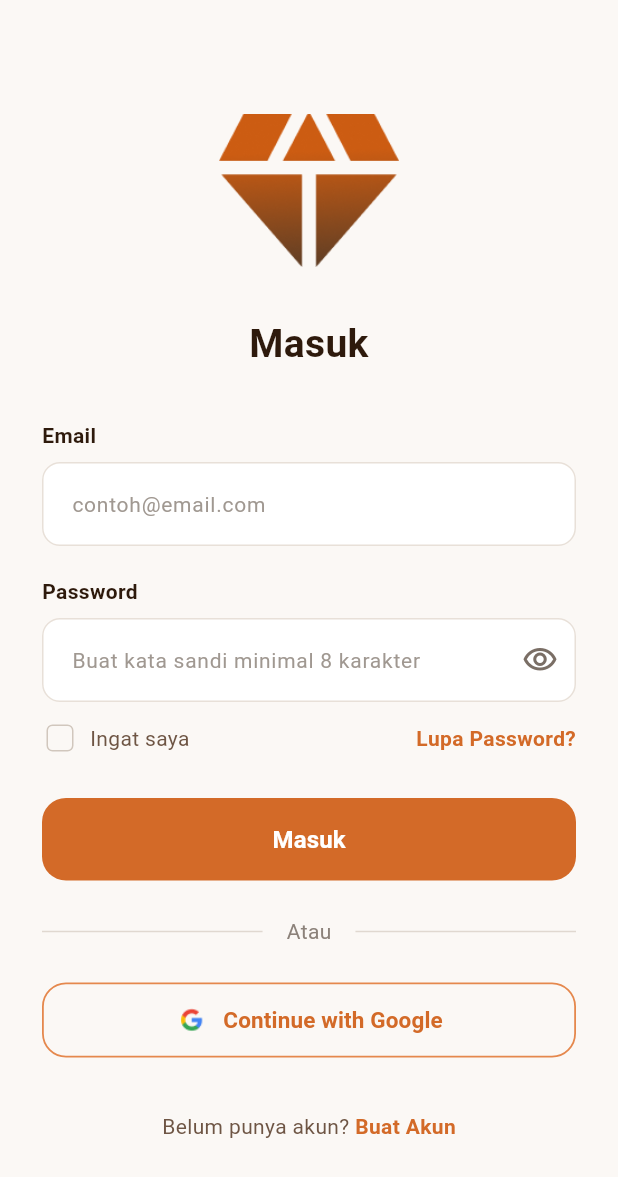
After one commit to meinezaa/APP_ORVIX_EWF, a Flutter app: the LoginView screen opened directly, on a phone screen of 412 x 824 dp. The commit adds this screen. Shown: the top 1177 px of the screen. Run offline on Flutter 3.47's test engine with Material 3 defaults, Android fonts, the phone set to English and light mode, and no system bars.

Commit message:
menambahkan halaman login

```diff
--- /dev/null
+++ b/lib/Views/Login/login.dart
@@ -0,0 +1,337 @@
+import 'package:flutter/material.dart';
+
+class LoginView extends StatefulWidget {
+  const LoginView({super.key});
+
+  @override
+  State<LoginView> createState() => _LoginViewState();
+}
+
+class _LoginViewState extends State<LoginView> {
+  final _emailController = TextEditingController();
+  final _passwordController = TextEditingController();
+  bool _obscurePassword = true;
+  bool _rememberMe = false;
+
+  @override
+  void dispose() {
+    _emailController.dispose();
+    _passwordController.dispose();
+    super.dispose();
+  }
+
+  @override
+  Widget build(BuildContext context) {
+    return Scaffold(
+      backgroundColor: const Color(0xFFFBF8F5),
+      body: SafeArea(
+        child: Center(
+          child: SingleChildScrollView(
+            padding: const EdgeInsets.symmetric(
+              horizontal: 28.0,
+              vertical: 20.0,
+            ),
+            child: Column(
+              crossAxisAlignment: CrossAxisAlignment.stretch,
+              children: [
+                const SizedBox(height: 20),
+
+                // 1. LOGO BERLIAN
+                Center(
+                  child: Image.asset(
+                    'assets/graphic_logo.png',
+                    width: 120,
+                    height: 120,
+                    errorBuilder: (context, error, stackTrace) => const Icon(
+                      Icons.diamond,
+                      size: 90,
+                      color: Color(0xFFD36A28),
+                    ),
+                  ),
+                ),
+
+                const SizedBox(height: 24),
+
+                // 2. JUDUL Halaman
+                const Text(
+                  'Masuk',
+                  textAlign: TextAlign.center,
+                  style: TextStyle(
+                    fontSize: 26,
+                    fontWeight: FontWeight.bold,
+                    color: Color(0xFF2E1A0C),
+                  ),
+                ),
+
+                const SizedBox(height: 32),
+
+                // 3. FIELD EMAIL
+                const Text(
+                  'Email',
+                  style: TextStyle(
+                    fontSize: 14,
+                    fontWeight: FontWeight.w600,
+                    color: Color(0xFF2E1A0C),
+                  ),
+                ),
+                const SizedBox(height: 8),
+                TextFormField(
+                  controller: _emailController,
+                  keyboardType: TextInputType.emailAddress,
+                  decoration: InputDecoration(
+                    hintText: 'contoh@email.com',
+                    hintStyle: const TextStyle(
+                      color: Color(0xFFA09891),
+                      fontSize: 14,
+                    ),
+                    filled: true,
+                    fillColor: Colors.white,
+                    contentPadding: const EdgeInsets.symmetric(
+                      horizontal: 16,
+                      vertical: 16,
+                    ),
+                    enabledBorder: OutlineInputBorder(
+                      borderRadius: BorderRadius.circular(12),
+                      borderSide: const BorderSide(color: Color(0xFFE8E0D8)),
+                    ),
+                    focusedBorder: OutlineInputBorder(
+                      borderRadius: BorderRadius.circular(12),
+                      borderSide: const BorderSide(
+                        color: Color(0xFFD36A28),
+                        width: 1.5,
+                      ),
+                    ),
+                  ),
+                ),
+
+                const SizedBox(height: 20),
+
+                // 4. FIELD PASSWORD
+                const Text(
+                  'Password',
+                  style: TextStyle(
+                    fontSize: 14,
+                    fontWeight: FontWeight.w600,
+                    color: Color(0xFF2E1A0C),
+                  ),
+                ),
+                const SizedBox(height: 8),
+                TextFormField(
+                  controller: _passwordController,
+                  obscureText: _obscurePassword,
+                  decoration: InputDecoration(
+                    hintText: 'Buat kata sandi minimal 8 karakter',
+                    hintStyle: const TextStyle(
+                      color: Color(0xFFA09891),
+                      fontSize: 14,
+                    ),
+                    filled: true,
+                    fillColor: Colors.white,
+                    contentPadding: const EdgeInsets.symmetric(
+                      horizontal: 16,
+                      vertical: 16,
+                    ),
+                    enabledBorder: OutlineInputBorder(
+                      borderRadius: BorderRadius.circular(12),
+                      borderSide: const BorderSide(color: Color(0xFFE8E0D8)),
+                    ),
+                    focusedBorder: OutlineInputBorder(
+                      borderRadius: BorderRadius.circular(12),
+                      borderSide: const BorderSide(
+                        color: Color(0xFFD36A28),
+                        width: 1.5,
+                      ),
+                    ),
+                    suffixIcon: IconButton(
+                      icon: Icon(
+                        _obscurePassword
+                            ? Icons.visibility_outlined
+                            : Icons.visibility_off_outlined,
+                        color: const Color(0xFF7A6E65),
+                      ),
+                      onPressed: () {
+                        setState(() {
+                          _obscurePassword = !_obscurePassword;
+                        });
+                      },
+                    ),
+                  ),
+                ),
+
+                const SizedBox(height: 12),
+
+                // 5. CHECKBOX INGAT SAYA & LUPA PASSWORD
+                Row(
+                  mainAxisAlignment: MainAxisAlignment.spaceBetween,
+                  children: [
+                    Row(
+                      children: [
+                        SizedBox(
+                          width: 24,
+                          height: 24,
+                          child: Checkbox(
+                            value: _rememberMe,
+                            activeColor: const Color(0xFFD36A28),
+                            shape: RoundedRectangleBorder(
+                              borderRadius: BorderRadius.circular(4),
+                            ),
+                            side: const BorderSide(color: Color(0xFFD1C7BD)),
+                            onChanged: (value) {
+                              setState(() {
+                                _rememberMe = value ?? false;
+                              });
+                            },
+                          ),
+                        ),
+                        const SizedBox(width: 8),
+                        const Text(
+                          'Ingat saya',
+                          style: TextStyle(
+                            fontSize: 14,
+                            color: Color(0xFF6E5544),
+                          ),
+                        ),
+                      ],
+                    ),
+                    GestureDetector(
+                      onTap: () {
+                        // TODO: Navigasi ke Halaman Lupa Password
+                      },
+                      child: const Text(
+                        'Lupa Password?',
+                        style: TextStyle(
+                          fontSize: 14,
+                          fontWeight: FontWeight.bold,
+                          color: Color(0xFFD36A28),
+                        ),
+                      ),
+                    ),
+                  ],
+                ),
+
+                const SizedBox(height: 28),
+
+                // 6. TOMBOL UTAMA MASUK
+                ElevatedButton(
+                  onPressed: () {
+                    // TODO: Eksekusi Fungsi Login
+                  },
+                  style: ElevatedButton.styleFrom(
+                    backgroundColor: const Color(0xFFD36A28),
+                    elevation: 0,
+                    padding: const EdgeInsets.symmetric(vertical: 16),
+                    shape: RoundedRectangleBorder(
+                      borderRadius: BorderRadius.circular(16),
+                    ),
+                  ),
+                  child: const Text(
+                    'Masuk',
+                    style: TextStyle(
+                      fontSize: 16,
+                      fontWeight: FontWeight.bold,
+                      color: Colors.white,
+                    ),
+                  ),
+                ),
+
+                const SizedBox(height: 24),
+
+                // 7. PEMBATAS TEXT "Atau"
+                Row(
+                  children: const [
+                    Expanded(
+                      child: Divider(color: Color(0xFFE0D8D0), thickness: 1),
+                    ),
+                    Padding(
+                      padding: EdgeInsets.symmetric(horizontal: 16),
+                      child: Text(
+                        'Atau',
+                        style: TextStyle(
+                          color: Color(0xFF8C827A),
+                          fontSize: 14,
+                        ),
+                      ),
+                    ),
+                    Expanded(
+                      child: Divider(color: Color(0xFFE0D8D0), thickness: 1),
+                    ),
+                  ],
+                ),
+
+                const SizedBox(height: 24),
+
+                // 8. TOMBOL LOGIN GOOGLE
+                OutlinedButton(
+                  onPressed: () {
+                    // TODO: Eksekusi Google Sign-In
+                  },
+                  style: OutlinedButton.styleFrom(
+                    padding: const EdgeInsets.symmetric(vertical: 14),
+                    side: const BorderSide(
+                      color: Color(0xFFE5884D),
+                      width: 1.2,
+                    ),
+                    shape: RoundedRectangleBorder(
+                      borderRadius: BorderRadius.circular(16),
+                    ),
+                  ),
+                  child: Row(
+                    mainAxisAlignment: MainAxisAlignment.center,
+                    children: [
+                      Image.asset(
+                        'assets/google_icon.png',
+                        height: 22,
+                        errorBuilder: (context, error, stackTrace) =>
+                            const Icon(
+                              Icons.g_mobiledata,
+                              color: Colors.red,
+                              size: 28,
+                            ),
+                      ),
+                      const SizedBox(width: 10),
+                      const Text(
+                        'Continue with Google',
+                        style: TextStyle(
+                          fontSize: 15,
+                          fontWeight: FontWeight.bold,
+                          color: Color(0xFFD36A28),
+                        ),
+                      ),
+                    ],
+                  ),
+                ),
+
+                const SizedBox(height: 36),
+
+                // 9. FOOTER REGISTRASI
+                Row(
+                  mainAxisAlignment: MainAxisAlignment.center,
+                  children: [
+                    const Text(
+                      'Belum punya akun? ',
+                      style: TextStyle(color: Color(0xFF6E5544), fontSize: 14),
+                    ),
+                    GestureDetector(
+                      onTap: () {
+                        // TODO: Navigasi ke Halaman Buat Akun
+                      },
+                      child: const Text(
+                        'Buat Akun',
+                        style: TextStyle(
+                          color: Color(0xFFD36A28),
+                          fontSize: 14,
+                          fontWeight: FontWeight.bold,
+                        ),
+                      ),
+                    ),
+                  ],
+                ),
+                const SizedBox(height: 16),
+              ],
+            ),
+          ),
+        ),
+      ),
+    );
+  }
+}
--- a/lib/Views/onboarding_screen.dart
+++ b/lib/Views/Onbording/onboarding_screen.dart
@@ -3,6 +3,7 @@ import 'package:flutter/material.dart';
 import 'onboarding1.dart';
 import 'onboarding2.dart';
 import 'onboarding3.dart';
+import 'welcome_screen.dart'; // Import halaman welcome
 
 class OnboardingScreen extends StatefulWidget {
   const OnboardingScreen({super.key});
@@ -25,7 +26,6 @@ class _OnboardingScreenState extends State<OnboardingScreen> {
   void _startAutoPlay() {
     _timer = Timer.periodic(const Duration(seconds: 4), (timer) {
       if (_currentPage < 2) {
-        // 2 adalah indeks halaman Onboarding 3
         _currentPage++;
         _pageController.animateToPage(
           _currentPage,
@@ -33,9 +33,18 @@ class _OnboardingScreenState extends State<OnboardingScreen> {
           curve: Curves.easeInOut,
         );
       } else {
-        _timer?.cancel(); // Berhenti di halaman terakhir
+        _timer?.cancel();
+        _navigateToWelcome(); // Pindah otomatis saat slide 3 selesai
       }
     });
+  }
+
+  void _navigateToWelcome() {
+    if (mounted) {
+      Navigator.of(context).pushReplacement(
+        MaterialPageRoute(builder: (context) => const WelcomeScreen()),
+      );
+    }
   }
 
   void _resetTimer() {
@@ -61,7 +70,11 @@ class _OnboardingScreenState extends State<OnboardingScreen> {
           });
           _resetTimer();
         },
-        children: const [OnboardingOne(), OnboardingTwo(), OnboardingThree()],
+        children: const [
+          OnboardingOne(),
+          OnboardingTwo(),
+          OnboardingThree(),
+        ],
       ),
     );
   }
--- /dev/null
+++ b/lib/Views/Onbording/welcome_screen.dart
@@ -0,0 +1,22 @@
+import 'package:flutter/material.dart';
+import '../Login/login.dart'; // Memanggil file login.dart yang ada di folder sebelah
+
+class WelcomeScreen extends StatelessWidget {
+  const WelcomeScreen({super.key});
+
+  @override
+  Widget build(BuildContext context) {
+    return Scaffold(
+      body: Center(
+        child: ElevatedButton(
+          onPressed: () {
+            Navigator.of(context).pushReplacement(
+              MaterialPageRoute(builder: (context) => const LoginView()),
+            );
+          },
+          child: const Text('Masuk / Ke Halaman Login'),
+        ),
+      ),
+    );
+  }
+}
--- a/lib/main.dart
+++ b/lib/main.dart
@@ -1,6 +1,6 @@
 import 'package:flutter/material.dart';
 // Import file splash screen yang sudah dipisah tadi
-import 'package:app_pt_ewf/views/splash_screen.dart';
+import 'package:app_pt_ewf/views/Onbording/splash_screen.dart';
 
 void main() {
   runApp(const MyApp());
--- a/pubspec.yaml
+++ b/pubspec.yaml
@@ -62,6 +62,8 @@ flutter:
     - assets/onboarding1.png # Daftarkan gambar onboarding 1
     - assets/onboarding2.png # Daftarkan gambar onboarding 2
     - assets/onboarding3.png # Daftarkan gambar onboarding 3
+    - assets/google_icon.png # Daftarkan gambar icon Google
+
 
 
   # To add assets to your application, add an assets section, like this:
```
Also changed, not shown: assets/google_icon.png (added), lib/Views/Onbording/onboarding1.dart (renamed from lib/Views/onboarding1.dart), lib/Views/Onbording/onboarding2.dart (renamed from lib/Views/onboarding2.dart), lib/Views/Onbording/onboarding3.dart (renamed from lib/Views/onboarding3.dart), lib/Views/Onbording/splash_screen.dart (renamed from lib/Views/splash_screen.dart).
